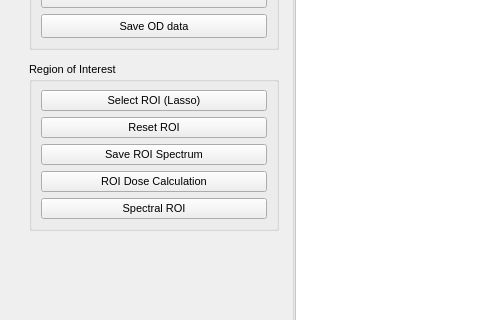
Before: the Qt Designer form mantis_xray/pagestack.ui in mlerotic/spectromicroscopy, drawn with Qt 5; both pictures show x 0 to 480 and y 393 to 713 of the 1024 by 880 pixel window.
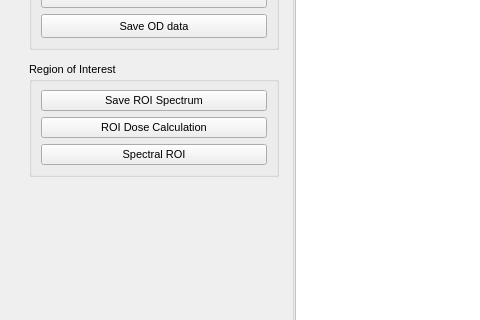
After: the same form once the commit is applied. Custom widgets are drawn as their Qt base class.

Commit message: Lasso ROI introduced and set as default

```diff
--- a/mantis_xray/pagestack.ui
+++ b/mantis_xray/pagestack.ui
@@ -353,32 +353,6 @@
             <property name="sizeConstraint">
              <enum>QLayout::SetMinimumSize</enum>
             </property>
-            <item>
-             <widget class="QPushButton" name="button_addROI">
-              <property name="sizePolicy">
-               <sizepolicy hsizetype="Minimum" vsizetype="Fixed">
-                <horstretch>0</horstretch>
-                <verstretch>0</verstretch>
-               </sizepolicy>
-              </property>
-              <property name="font">
-               <font>
-                <family>Ubuntu</family>
-                <pointsize>8</pointsize>
-               </font>
-              </property>
-              <property name="text">
-               <string>Select ROI (Lasso)</string>
-              </property>
-             </widget>
-            </item>
-            <item>
-             <widget class="QPushButton" name="button_resetROI">
-              <property name="text">
-               <string>Reset ROI</string>
-              </property>
-             </widget>
-            </item>
             <item>
              <widget class="QPushButton" name="button_saveROIspectr">
               <property name="text">
```
The commit also changes 1 other file.
